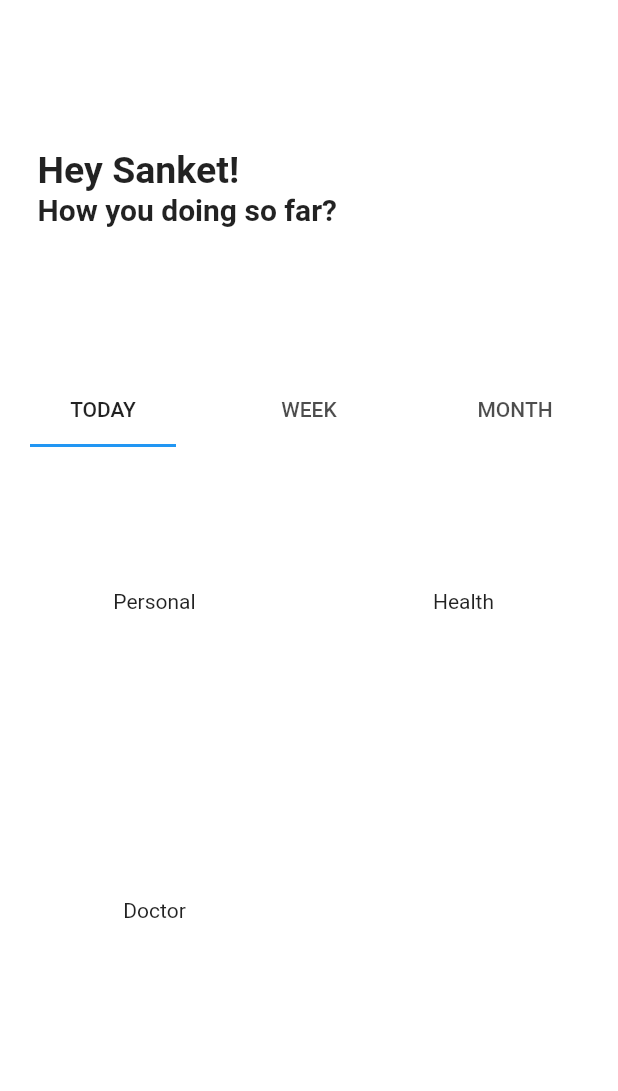
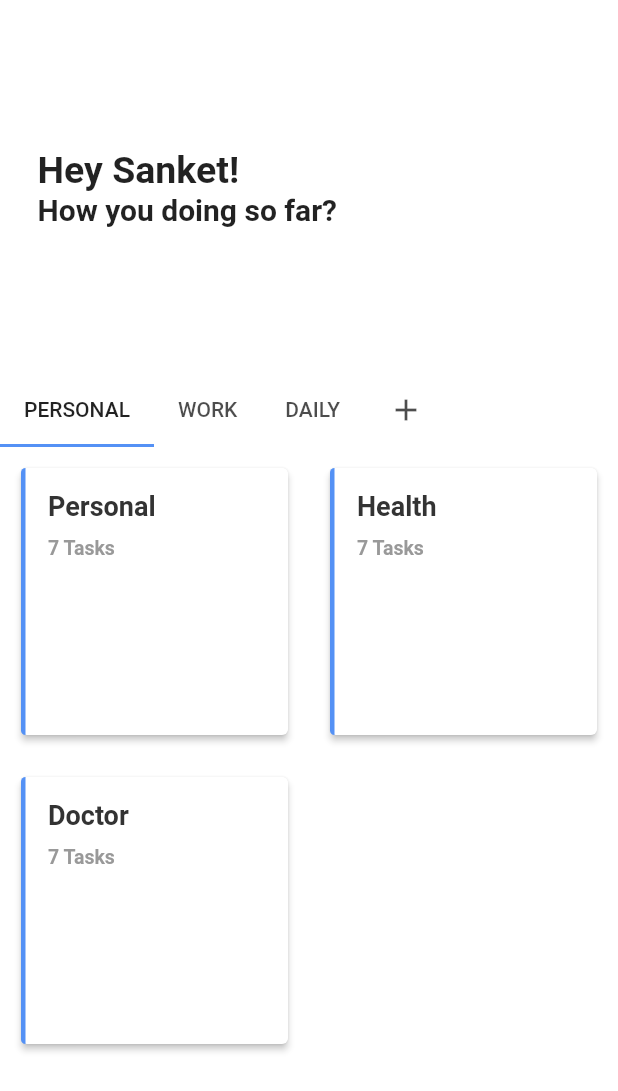
Before and after one commit to sanket143/Stodo, a Flutter app: the screen it shows after launch, on a phone screen of 412 x 824 dp. Shown: the top 1091 px of the screen. Run offline on Flutter 3.47's test engine with Material 2 defaults, Android fonts, the phone set to English and light mode, and no system bars; our stand-ins replace rxdart.

Commit message:
Shift categories to tab bar

```diff
--- a/lib/src/ui/category_list.dart
+++ b/lib/src/ui/category_list.dart
@@ -15,16 +15,59 @@ class _CategoryListState extends State<CategoryList> {
     return Container(
       child: GridView.builder(
         itemCount: widget.categoryLists.length,
-        gridDelegate: SliverGridDelegateWithFixedCrossAxisCount(
-          crossAxisCount: 2
-        ),
-        itemBuilder: (BuildContext context, int index){
-          return Container(
-            width: 200,
-            height: 200,
-            child: Center(
-              child: Text(widget.categoryLists[index])
-            ),
+        gridDelegate:
+            SliverGridDelegateWithFixedCrossAxisCount(crossAxisCount: 2),
+        itemBuilder: (BuildContext context, int index) {
+          return Padding(
+            padding: const EdgeInsets.all(10.0),
+            child: Card(
+              elevation: 2,
+              child: ClipPath(
+                child: Container(
+                  height: 100,
+                  decoration: BoxDecoration(
+                    border: Border(
+                      left: BorderSide(
+                        color: Color(0xff5491f5),
+                        width: 3
+                      )
+                    )
+                  ),
+                  child: Padding(
+                    padding: const EdgeInsets.all(15.0),
+                    child: Column(
+                      crossAxisAlignment: CrossAxisAlignment.start,
+                      children: <Widget>[
+                        Text(
+                          widget.categoryLists[index],
+                          style: TextStyle(
+                            fontWeight: FontWeight.bold,
+                            fontSize: 18,
+                            color: Color(0xff333333)
+                          )
+                        ),
+                        SizedBox(
+                          height: 10,
+                        ),
+                        Text(
+                          "7 Tasks",
+                          style: TextStyle(
+                            fontWeight: FontWeight.bold,
+                            fontSize: 13,
+                            color: Color(0xff999999)
+                          )
+                        ),
+                      ],
+                    )
+                  )
+                ),
+                clipper: ShapeBorderClipper(
+                  shape: RoundedRectangleBorder(
+                    borderRadius: BorderRadius.circular(3)
+                  )
+                ),
+              ),
+            )
           );
         },
       )
--- a/lib/src/ui/show_lists.dart
+++ b/lib/src/ui/show_lists.dart
@@ -12,20 +12,24 @@ class _TaskCategoryListState extends State<TaskCategoryList> {
     return Expanded(
       child: Container(
         child: DefaultTabController(
-          length: 3,
+          length: 4,
           child: Scaffold(
             backgroundColor: Colors.white,
             appBar: TabBar(
-              indicatorPadding: EdgeInsets.symmetric(horizontal: 20.0),
+              indicatorColor: Color(0xff5491f5),
+              isScrollable: true,
               tabs: [
                 Tab(
-                  child: Text("TODAY"),
+                  child: Text("PERSONAL"),
                 ),
                 Tab(
-                  child: Text("WEEK"),
+                  child: Text("WORK"),
                 ),
                 Tab(
-                  child: Text("MONTH"),
+                  child: Text("DAILY"),
+                ),
+                Tab(
+                  child: Icon(Icons.add),
                 ),
               ],
             ),
@@ -33,6 +37,7 @@ class _TaskCategoryListState extends State<TaskCategoryList> {
               children: [
                 CategoryList(["Personal", "Health", "Doctor"]),
                 Icon(Icons.directions_transit),
+                Icon(Icons.directions_bike),
                 Icon(Icons.directions_bike),
               ],
             ),
```
Also changed, not shown: 1 other file.
